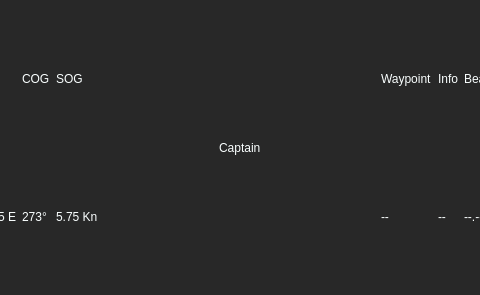
Qt form ui/topbar/TopBar.ui (OpenFairWind/fairwindplusplus) before a commit; both pictures show x 183 to 663 and y 0 to 295 of the 879 by 295 pixel window.
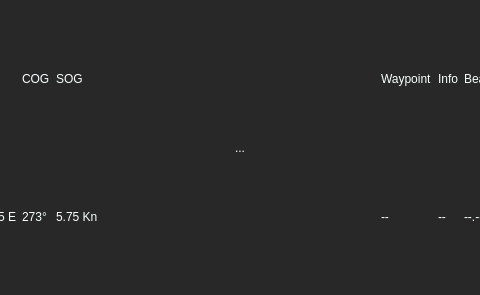
The same form after that commit.

Commit message: The application name is displayed on the top of the top bar. The Application is set using AppItem instead of the pointer to the application in order to accomodate the applications supporting the routing.

What changed in the file:
```diff
--- a/ui/topbar/TopBar.ui
+++ b/ui/topbar/TopBar.ui
@@ -157,7 +157,7 @@
         <string notr="true">background-color: rgba(255, 255, 255, 0);</string>
        </property>
        <property name="text">
-        <string>Captain</string>
+        <string>...</string>
        </property>
       </widget>
      </item>
```
Left out of the diff: 2 changed lines with no effect on the pictures. The commit also changes 2 other files.
